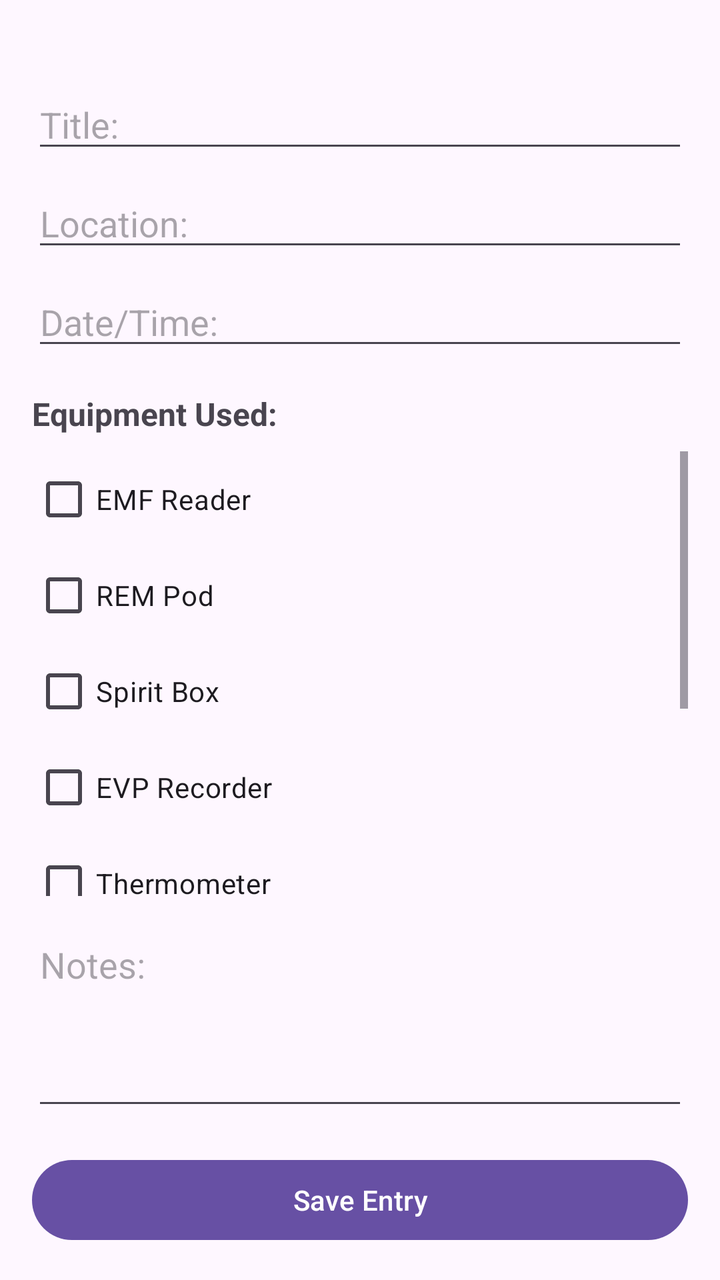
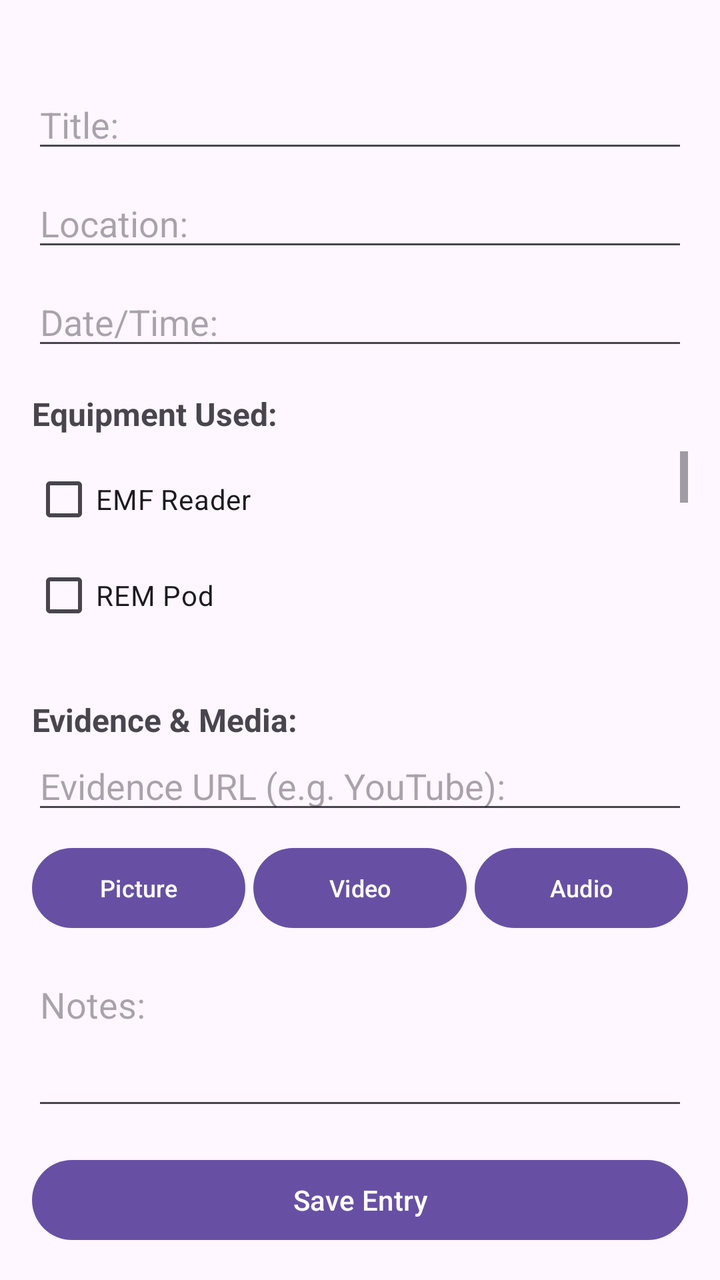

Screens rendered from an Android XML layout before and after an edit, with the pre-edit source and the edit as a unified diff.
<!-- AndroidManifest.xml: application theme Theme.SpiritLog -->
<!-- res/layout/activity_new_log_entry.xml -->
<?xml version="1.0" encoding="utf-8"?>
<androidx.constraintlayout.widget.ConstraintLayout
    xmlns:android="http://schemas.android.com/apk/res/android"
    xmlns:app="http://schemas.android.com/apk/res-auto"
    android:layout_width="match_parent"
    android:layout_height="match_parent"
    android:padding="16dp">

    
    <EditText
        android:id="@+id/etTitle"
        android:layout_width="0dp"
        android:layout_height="wrap_content"
        android:hint="Title:"
        android:inputType="textCapWords"
        android:layout_marginTop="24dp"
        app:layout_constraintTop_toTopOf="parent"
        app:layout_constraintStart_toStartOf="parent"
        app:layout_constraintEnd_toEndOf="parent"/>

    
    <EditText
        android:id="@+id/etLocation"
        android:layout_width="0dp"
        android:layout_height="wrap_content"
        android:hint="Location:"
        android:inputType="textCapWords"
        android:layout_marginTop="8dp"
        app:layout_constraintTop_toBottomOf="@id/etTitle"
        app:layout_constraintStart_toStartOf="parent"
        app:layout_constraintEnd_toEndOf="parent"/>

    
    <EditText
        android:id="@+id/etDateTime"
        android:layout_width="0dp"
        android:layout_height="wrap_content"
        android:clickable="true"
        android:focusable="false"
        android:hint="Date/Time:"
        android:layout_marginTop="8dp"
        app:layout_constraintTop_toBottomOf="@id/etLocation"
        app:layout_constraintStart_toStartOf="parent"
        app:layout_constraintEnd_toEndOf="parent"/>

    
    <TextView
        android:id="@+id/tvEquipmentLabel"
        android:layout_width="wrap_content"
        android:layout_height="wrap_content"
        android:layout_marginTop="16dp"
        android:text="Equipment Used:"
        android:textSize="16sp"
        android:textStyle="bold"
        app:layout_constraintTop_toBottomOf="@id/etDateTime"
        app:layout_constraintStart_toStartOf="parent"/>

    <ScrollView
        android:id="@+id/svEquipment"
        android:layout_width="0dp"
        android:layout_height="0dp"
        android:layout_marginTop="8dp"
        android:layout_marginBottom="12dp"
        app:layout_constraintTop_toBottomOf="@id/tvEquipmentLabel"
        app:layout_constraintBottom_toTopOf="@id/etNotes"
        app:layout_constraintStart_toStartOf="parent"
        app:layout_constraintEnd_toEndOf="parent">

        <LinearLayout
            android:id="@+id/llEquipLayout"
            android:layout_width="match_parent"
            android:layout_height="wrap_content"
            android:orientation="vertical">

            <CheckBox
                android:id="@+id/cbEmfReader"
                android:layout_width="match_parent"
                android:layout_height="wrap_content"
                android:text="EMF Reader"/>

            <CheckBox
                android:id="@+id/cbRemPod"
                android:layout_width="match_parent"
                android:layout_height="wrap_content"
                android:text="REM Pod"/>

            <CheckBox
                android:id="@+id/cbSpiritBox"
                android:layout_width="match_parent"
                android:layout_height="wrap_content"
                android:text="Spirit Box"/>

            <CheckBox
                android:id="@+id/cbEvpRecorder"
                android:layout_width="match_parent"
                android:layout_height="wrap_content"
                android:text="EVP Recorder"/>

            <CheckBox
                android:id="@+id/cbThermometer"
                android:layout_width="match_parent"
                android:layout_height="wrap_content"
                android:text="Thermometer"/>

            <CheckBox
                android:id="@+id/cbAudioRecorder"
                android:layout_width="match_parent"
                android:layout_height="wrap_content"
                android:text="Audio Recorder"/>

            <CheckBox
                android:id="@+id/cbCatBall"
                android:layout_width="match_parent"
                android:layout_height="wrap_content"
                android:text="Motion Sensing Cat Balls"/>

            <CheckBox
                android:id="@+id/cbThermalImager"
                android:layout_width="match_parent"
                android:layout_height="wrap_content"
                android:text="Thermal Imager"/>

        </LinearLayout>

    </ScrollView>

    
    <EditText
        android:id="@+id/etNotes"
        android:layout_width="0dp"
        android:layout_height="100dp"
        android:hint="Notes:"
        android:gravity="top"
        android:inputType="textMultiLine"
        android:layout_marginBottom="16dp"
        app:layout_constraintBottom_toTopOf="@id/btnNewEntry"
        app:layout_constraintStart_toStartOf="parent"
        app:layout_constraintEnd_toEndOf="parent"/>

    
    <Button
        android:id="@+id/btnNewEntry"
        android:layout_width="0dp"
        android:layout_height="wrap_content"
        android:text="Save Entry"
        app:layout_constraintBottom_toBottomOf="parent"
        app:layout_constraintEnd_toEndOf="parent"
        app:layout_constraintStart_toStartOf="parent"/>

</androidx.constraintlayout.widget.ConstraintLayout>
<!-- resources referenced by this layout -->
<resources>
  <style name="Theme.SpiritLog" parent="Base.Theme.SpiritLog" />
  <style name="Base.Theme.SpiritLog" parent="Theme.Material3.DayNight">
          
          
      </style>
</resources>

<!-- the commit's change to res/layout/activity_new_log_entry.xml (unified diff, before → after) -->
@@ -62,7 +62,7 @@
         android:layout_marginTop="8dp"
         android:layout_marginBottom="12dp"
         app:layout_constraintTop_toBottomOf="@id/tvEquipmentLabel"
-        app:layout_constraintBottom_toTopOf="@id/etNotes"
+        app:layout_constraintBottom_toTopOf="@id/tvEvidenceLabel"
         app:layout_constraintStart_toStartOf="parent"
         app:layout_constraintEnd_toEndOf="parent">
 
@@ -72,67 +72,70 @@
             android:layout_height="wrap_content"
             android:orientation="vertical">
 
-            <CheckBox
-                android:id="@+id/cbEmfReader"
-                android:layout_width="match_parent"
-                android:layout_height="wrap_content"
-                android:text="EMF Reader"/>
-
-            <CheckBox
-                android:id="@+id/cbRemPod"
-                android:layout_width="match_parent"
-                android:layout_height="wrap_content"
-                android:text="REM Pod"/>
-
-            <CheckBox
-                android:id="@+id/cbSpiritBox"
-                android:layout_width="match_parent"
-                android:layout_height="wrap_content"
-                android:text="Spirit Box"/>
-
-            <CheckBox
-                android:id="@+id/cbEvpRecorder"
-                android:layout_width="match_parent"
-                android:layout_height="wrap_content"
-                android:text="EVP Recorder"/>
-
-            <CheckBox
-                android:id="@+id/cbThermometer"
-                android:layout_width="match_parent"
-                android:layout_height="wrap_content"
-                android:text="Thermometer"/>
-
-            <CheckBox
-                android:id="@+id/cbAudioRecorder"
-                android:layout_width="match_parent"
-                android:layout_height="wrap_content"
-                android:text="Audio Recorder"/>
-
-            <CheckBox
-                android:id="@+id/cbCatBall"
-                android:layout_width="match_parent"
-                android:layout_height="wrap_content"
-                android:text="Motion Sensing Cat Balls"/>
-
-            <CheckBox
-                android:id="@+id/cbThermalImager"
-                android:layout_width="match_parent"
-                android:layout_height="wrap_content"
-                android:text="Thermal Imager"/>
+            <CheckBox android:id="@+id/cbEmfReader" android:layout_width="match_parent" android:layout_height="wrap_content" android:text="EMF Reader"/>
+            <CheckBox android:id="@+id/cbRemPod" android:layout_width="match_parent" android:layout_height="wrap_content" android:text="REM Pod"/>
+            <CheckBox android:id="@+id/cbSpiritBox" android:layout_width="match_parent" android:layout_height="wrap_content" android:text="Spirit Box"/>
+            <CheckBox android:id="@+id/cbEvpRecorder" android:layout_width="match_parent" android:layout_height="wrap_content" android:text="EVP Recorder"/>
+            <CheckBox android:id="@+id/cbThermometer" android:layout_width="match_parent" android:layout_height="wrap_content" android:text="Thermometer"/>
+            <CheckBox android:id="@+id/cbAudioRecorder" android:layout_width="match_parent" android:layout_height="wrap_content" android:text="Audio Recorder"/>
+            <CheckBox android:id="@+id/cbCatBall" android:layout_width="match_parent" android:layout_height="wrap_content" android:text="Motion Sensing Cat Balls"/>
+            <CheckBox android:id="@+id/cbThermalImager" android:layout_width="match_parent" android:layout_height="wrap_content" android:text="Thermal Imager"/>
 
         </LinearLayout>
 
     </ScrollView>
 
     
+    <TextView
+        android:id="@+id/tvEvidenceLabel"
+        android:layout_width="wrap_content"
+        android:layout_height="wrap_content"
+        android:layout_marginTop="12dp"
+        android:text="Evidence &amp; Media:"
+        android:textSize="16sp"
+        android:textStyle="bold"
+        app:layout_constraintTop_toBottomOf="@id/svEquipment"
+        app:layout_constraintBottom_toTopOf="@id/etEvidenceUrl"
+        app:layout_constraintStart_toStartOf="parent"/>
+
+    <EditText
+        android:id="@+id/etEvidenceUrl"
+        android:layout_width="0dp"
+        android:layout_height="wrap_content"
+        android:hint="Evidence URL (e.g. YouTube):"
+        android:inputType="textUri"
+        app:layout_constraintTop_toBottomOf="@id/tvEvidenceLabel"
+        app:layout_constraintStart_toStartOf="parent"
+        app:layout_constraintEnd_toEndOf="parent"
+        app:layout_constraintBottom_toTopOf="@id/llMediaButtons"/>
+
+    <LinearLayout
+        android:id="@+id/llMediaButtons"
+        android:layout_width="0dp"
+        android:layout_height="wrap_content"
+        android:orientation="horizontal"
+        android:layout_marginTop="8dp"
+        app:layout_constraintTop_toBottomOf="@id/etEvidenceUrl"
+        app:layout_constraintStart_toStartOf="parent"
+        app:layout_constraintEnd_toEndOf="parent"
+        app:layout_constraintBottom_toTopOf="@id/etNotes">
+
+        <Button android:id="@+id/btnAddImage" android:layout_width="0dp" android:layout_height="wrap_content" android:layout_weight="1" android:text="Picture" android:textSize="12sp"/>
+        <Button android:id="@+id/btnAddVideo" android:layout_width="0dp" android:layout_height="wrap_content" android:layout_weight="1" android:text="Video" android:textSize="12sp" android:layout_marginHorizontal="4dp"/>
+        <Button android:id="@+id/btnAddAudio" android:layout_width="0dp" android:layout_height="wrap_content" android:layout_weight="1" android:text="Audio" android:textSize="12sp"/>
+    </LinearLayout>
+
+    
     <EditText
         android:id="@+id/etNotes"
         android:layout_width="0dp"
-        android:layout_height="100dp"
+        android:layout_height="80dp"
         android:hint="Notes:"
         android:gravity="top"
         android:inputType="textMultiLine"
+        android:layout_marginTop="12dp"
         android:layout_marginBottom="16dp"
+        app:layout_constraintTop_toBottomOf="@id/llMediaButtons"
         app:layout_constraintBottom_toTopOf="@id/btnNewEntry"
         app:layout_constraintStart_toStartOf="parent"
         app:layout_constraintEnd_toEndOf="parent"/>
@@ -147,4 +150,15 @@
         app:layout_constraintEnd_toEndOf="parent"
         app:layout_constraintStart_toStartOf="parent"/>
 
+    
+    <ProgressBar
+        android:id="@+id/pbSaving"
+        android:layout_width="wrap_content"
+        android:layout_height="wrap_content"
+        android:visibility="gone"
+        app:layout_constraintTop_toTopOf="parent"
+        app:layout_constraintBottom_toBottomOf="parent"
+        app:layout_constraintStart_toStartOf="parent"
+        app:layout_constraintEnd_toEndOf="parent"/>
+
 </androidx.constraintlayout.widget.ConstraintLayout>
